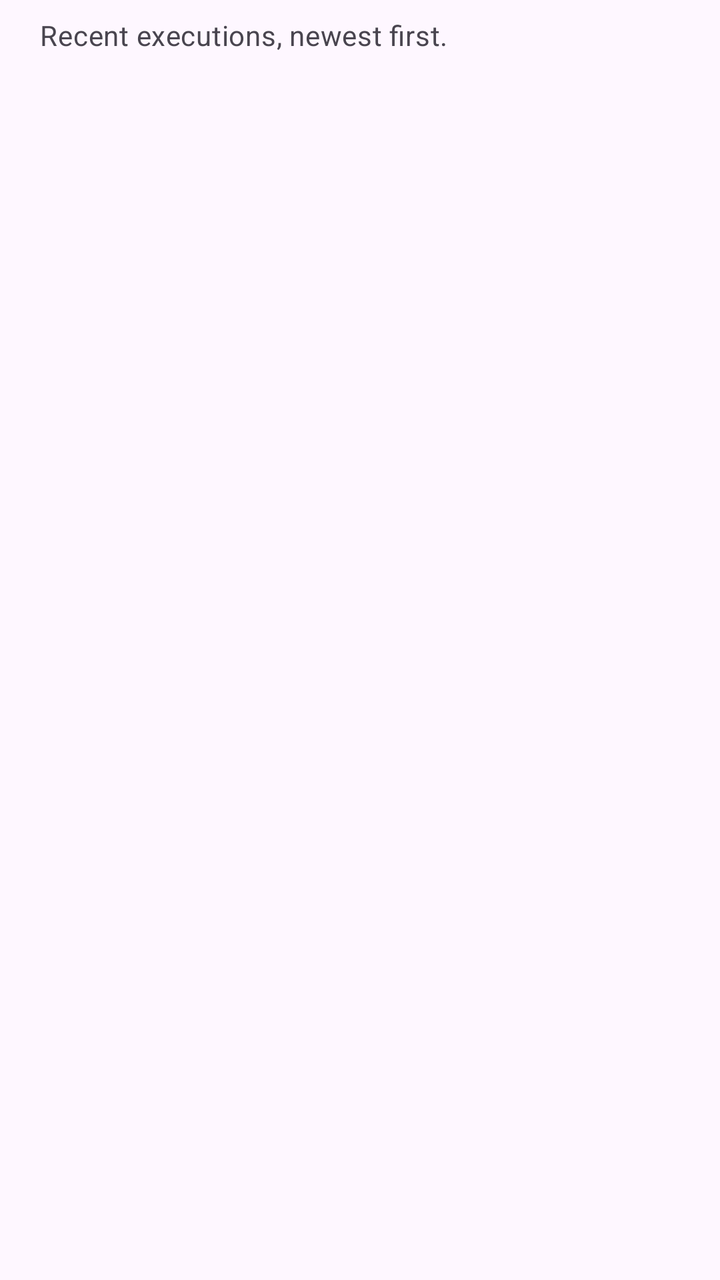
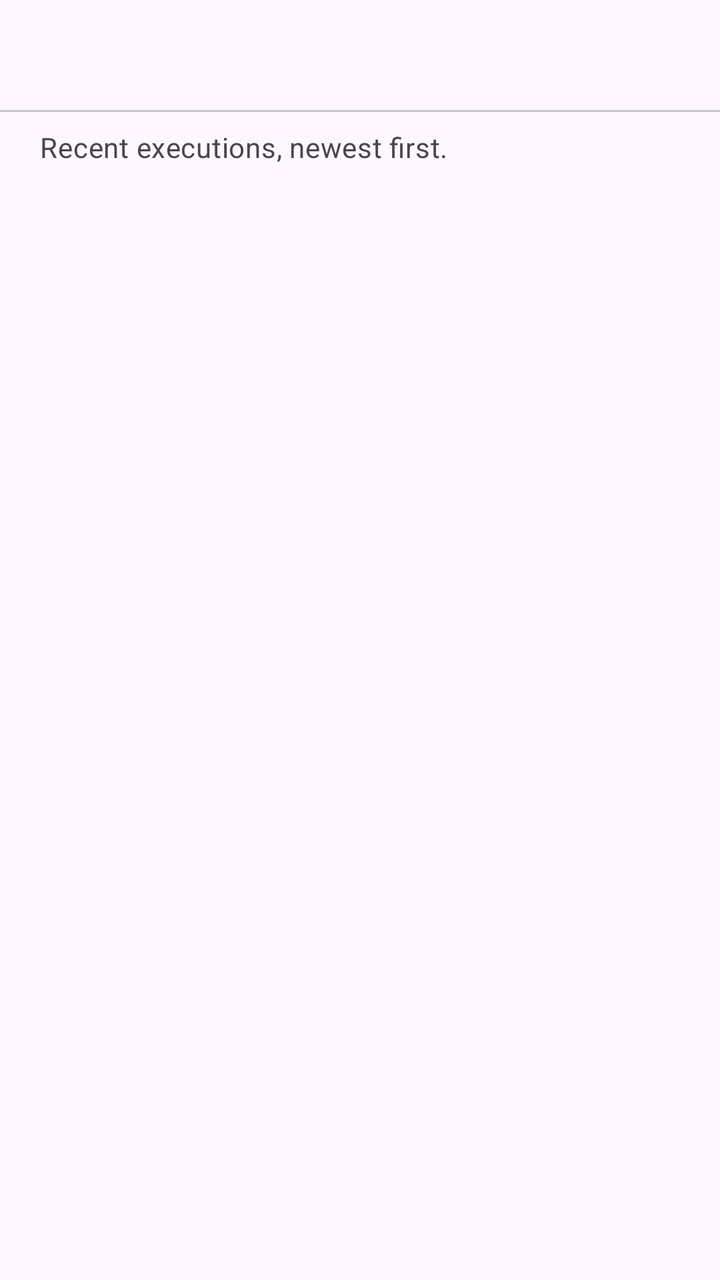

Before-and-after screenshots of an Android layout around one commit, followed by the original layout XML and the change that was made.
<!-- AndroidManifest.xml: application theme Theme.ContextAutomator -->
<!-- res/layout/dialog_rule_history.xml -->
<?xml version="1.0" encoding="utf-8"?>
<LinearLayout xmlns:android="http://schemas.android.com/apk/res/android"
    xmlns:app="http://schemas.android.com/apk/res-auto"
    android:layout_width="match_parent"
    android:layout_height="wrap_content"
    android:orientation="vertical"
    android:paddingTop="8dp"
    android:paddingBottom="4dp">

    <TextView
        android:id="@+id/historySubtitleText"
        android:layout_width="match_parent"
        android:layout_height="wrap_content"
        android:paddingStart="20dp"
        android:paddingEnd="20dp"
        android:text="@string/rule_history_subtitle"
        android:textAppearance="@style/TextAppearance.Material3.BodyMedium"
        android:textColor="?attr/colorOnSurfaceVariant" />

    <TextView
        android:id="@+id/historyEmptyText"
        android:layout_width="match_parent"
        android:layout_height="wrap_content"
        android:layout_marginTop="12dp"
        android:gravity="center"
        android:paddingStart="20dp"
        android:paddingTop="20dp"
        android:paddingEnd="20dp"
        android:paddingBottom="20dp"
        android:text="@string/rule_history_empty"
        android:textAppearance="@style/TextAppearance.Material3.BodyLarge"
        android:textColor="?attr/colorOnSurfaceVariant"
        android:visibility="gone" />

    <androidx.recyclerview.widget.RecyclerView
        android:id="@+id/historyRecyclerView"
        android:layout_width="match_parent"
        android:layout_height="360dp"
        android:layout_marginTop="12dp"
        android:clipToPadding="false"
        android:paddingStart="16dp"
        android:paddingEnd="16dp"
        android:paddingBottom="8dp"
        android:scrollbars="vertical" />

</LinearLayout>
<!-- resources referenced by this layout -->
<resources>
  <string name="rule_history_empty">No rule executions in the last 24 hours.</string>
  <string name="rule_history_subtitle">Recent executions, newest first.</string>
  <style name="Theme.ContextAutomator" parent="Theme.Material3.DayNight.NoActionBar">
          <item name="android:statusBarColor" tools:targetApi="l">@android:color/transparent</item>
      </style>
</resources>

<!-- the commit's change to res/layout/dialog_rule_history.xml (unified diff, before → after) -->
@@ -7,10 +7,19 @@
     android:paddingTop="8dp"
     android:paddingBottom="4dp">
 
+    <com.google.android.material.tabs.TabLayout
+        android:id="@+id/historyTabLayout"
+        android:layout_width="match_parent"
+        android:layout_height="wrap_content"
+        android:paddingStart="12dp"
+        android:paddingEnd="12dp"
+        app:tabIndicatorFullWidth="false" />
+
     <TextView
         android:id="@+id/historySubtitleText"
         android:layout_width="match_parent"
         android:layout_height="wrap_content"
+        android:layout_marginTop="8dp"
         android:paddingStart="20dp"
         android:paddingEnd="20dp"
         android:text="@string/rule_history_subtitle"
